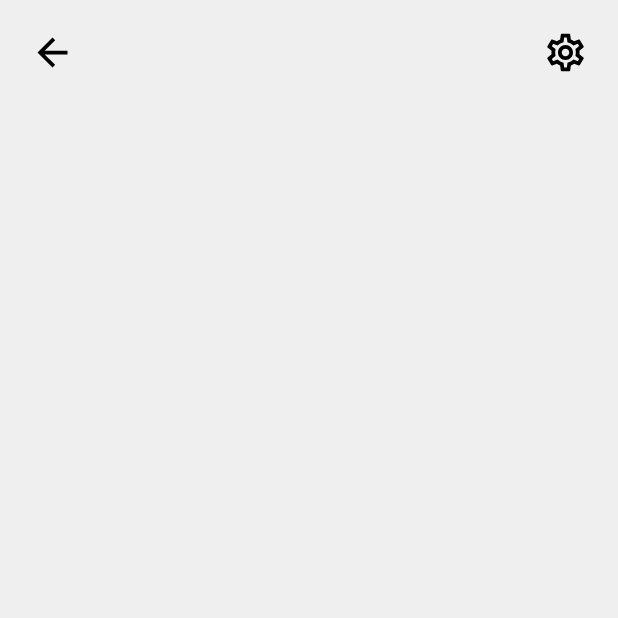
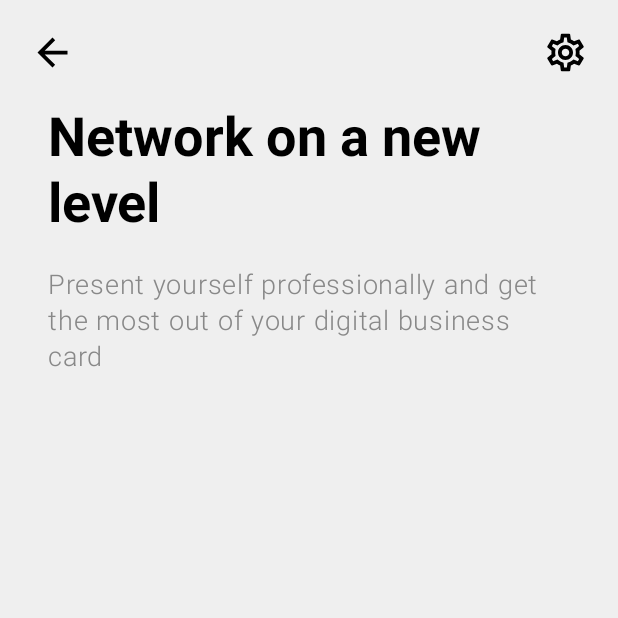
Before and after one commit to aminakhtar5595/PulseID, an Android app built with Jetpack Compose: the screen it shows after launch (MainActivity), on a phone screen of 412 x 824 dp, the top half of it. Before the commit the part shown is almost empty. Run offline under Robolectric (Android 15) with nearby library versions, the phone set to English and light mode, and no system bars; our stand-ins replace accompanist.

Commit message:
Added header title and description on premium screen

```diff
--- a/app/src/main/java/com/example/digitalbusinesscard/ui/screens/premium/PremiumScreen.kt
+++ b/app/src/main/java/com/example/digitalbusinesscard/ui/screens/premium/PremiumScreen.kt
@@ -71,5 +71,20 @@ fun PremiumScreen() {
             )
         }
         Spacer(modifier = Modifier.height(20.dp))
+
+        Column (
+            modifier = Modifier.padding(horizontal = 12.dp)
+        ) {
+            Text(
+                text = "Network on a new level",
+                style = MaterialTheme.typography.displaySmall.copy(fontWeight = FontWeight.Bold)
+            )
+            Spacer(modifier = Modifier.height(20.dp))
+            Text(
+                text = "Present yourself professionally and get the most out of your digital business card",
+                style = MaterialTheme.typography.bodyLarge.copy(fontWeight = FontWeight.Light, color = Color.Gray, fontSize = 18.sp)
+            )
+            Spacer(modifier = Modifier.height(20.dp))
+        }
     }
 }
```
